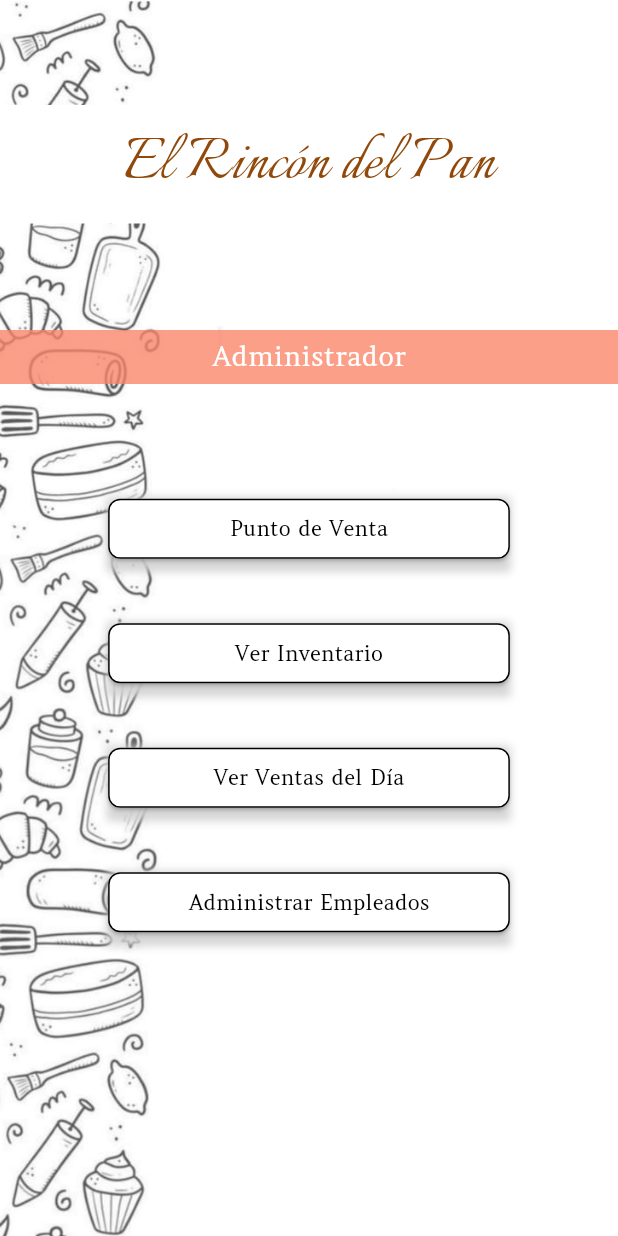
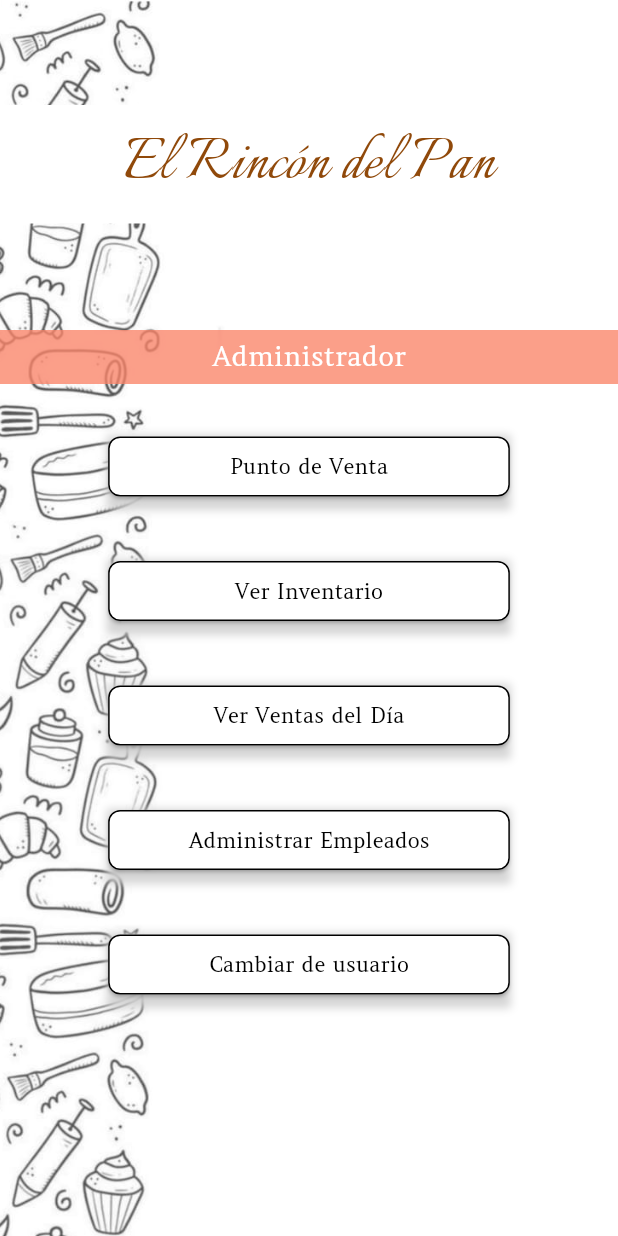
Before and after one commit to LitzyDiaz0/App_Panaderia, a Flutter app: the AdminPage screen opened directly, after a tap on "Punto de Venta", after a tap on the "arrow back" icon, on a phone screen of 412 x 824 dp. Run offline on Flutter 3.47's test engine with Material 3 defaults, Android fonts, the phone set to English and light mode, and no system bars.

Commit message:
acomodo de envio hacia atras en flecha de punto de venta

```diff
--- a/lib/pages/admnprinc.dart
+++ b/lib/pages/admnprinc.dart
@@ -1,5 +1,6 @@
 import 'package:flutter/material.dart';
 import './puntoventa.dart';
+import './login.dart';
 
 class AdminPage extends StatelessWidget {
   const AdminPage({super.key});
@@ -85,7 +86,9 @@ class AdminPage extends StatelessWidget {
                           Navigator.pushReplacement(
                             context,
                             MaterialPageRoute(
-                              builder: (context) => const PuntoDeVentaPage(),
+                              builder: (context) => const PuntoDeVentaPage(
+                                rol: '',
+                              ),
                             ),
                           );
                         },
@@ -229,6 +232,53 @@ class AdminPage extends StatelessWidget {
                       ),
                     ),
                   ),
+                  const SizedBox(height: 35),
+                  // Botón 5
+                  SizedBox(
+                    width: MediaQuery.of(context).size.width * 0.65,
+                    child: Container(
+                      decoration: BoxDecoration(
+                        boxShadow: [
+                          BoxShadow(
+                            color: const Color.fromARGB(255, 209, 209, 209)
+                                .withOpacity(0.9),
+                            spreadRadius: 1,
+                            blurRadius: 4,
+                            offset: const Offset(0, 4),
+                          ),
+                        ],
+                      ),
+                      child: ElevatedButton(
+                        onPressed: () {
+                          // Lógica para cambiar usuario
+                          Navigator.pushReplacement(
+                            context,
+                            MaterialPageRoute(
+                              builder: (context) =>
+                                  const LoginPage(), // Asegúrate de que LoginPage esté importado
+                            ),
+                          );
+                        },
+                        style: ElevatedButton.styleFrom(
+                          backgroundColor: Colors.white,
+                          shape: RoundedRectangleBorder(
+                            borderRadius: BorderRadius.circular(8),
+                            side: const BorderSide(
+                              color: Colors.black,
+                              width: 1,
+                            ),
+                          ),
+                        ),
+                        child: const Text(
+                          'Cambiar de usuario',
+                          style: TextStyle(
+                            color: Colors.black,
+                            fontFamily: 'Amethysta',
+                          ),
+                        ),
+                      ),
+                    ),
+                  ),
                 ],
               ),
             ),
--- a/lib/pages/login.dart
+++ b/lib/pages/login.dart
@@ -29,12 +29,17 @@ class LoginPageState extends State<LoginPage> {
       if (user.rol == 'admin') {
         Navigator.pushReplacement(
           context,
-          MaterialPageRoute(builder: (context) => const AdminPage()),
+          MaterialPageRoute(
+            builder: (context) => const AdminPage(),
+          ),
         );
       } else if (user.rol == 'empleado') {
+        // Pasa el rol del usuario a la siguiente página
         Navigator.pushReplacement(
           context,
-          MaterialPageRoute(builder: (context) => const PuntoDeVentaPage()),
+          MaterialPageRoute(
+            builder: (context) => PuntoDeVentaPage(rol: user.rol),
+          ),
         );
       }
     } else {
--- a/lib/pages/puntoventa.dart
+++ b/lib/pages/puntoventa.dart
@@ -1,8 +1,11 @@
 import 'package:flutter/material.dart';
 import './admnprinc.dart';
+import './login.dart'; // Asegúrate de importar tu página de login
 
 class PuntoDeVentaPage extends StatelessWidget {
-  const PuntoDeVentaPage({super.key});
+  final String rol; // Agregamos el rol del usuario
+
+  const PuntoDeVentaPage({super.key, required this.rol});
 
   @override
   Widget build(BuildContext context) {
@@ -30,12 +33,24 @@ class PuntoDeVentaPage extends StatelessWidget {
                         ), // Flecha para volver
                         iconSize: 40, // Tamaño del ícono de la flecha
                         onPressed: () {
+                          if (rol == 'empleado') {
+                            // Si es empleado, redirige al login
+                            Navigator.pushReplacement(
+                              context,
+                              MaterialPageRoute(
+                                builder: (context) =>
+                                    const LoginPage(), // Asegúrate de que LoginPage esté importado
+                              ),
+                            );
+                          } else {
+                            // Si no es empleado, se comporta normalmente
                             Navigator.pushReplacement(
                               context,
                               MaterialPageRoute(
                                 builder: (context) => const AdminPage(),
                               ),
                             );
+                          }
                         },
                       ),
                     ),
```
Lines whose indentation alone changed are shown as unchanged.
